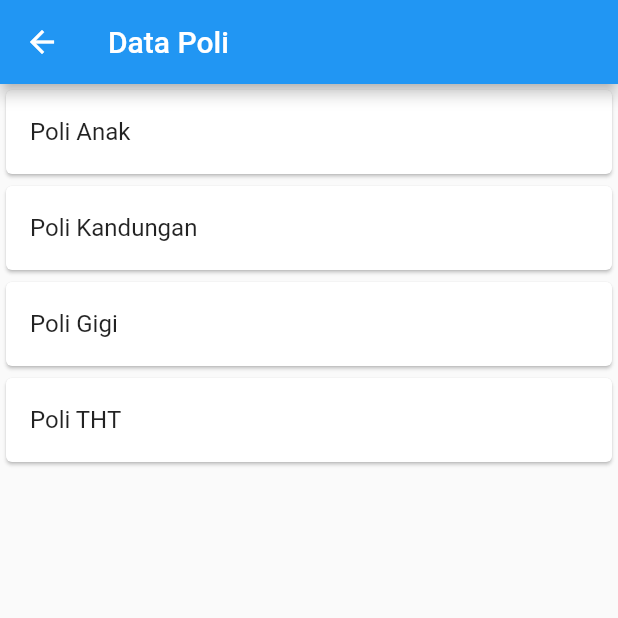
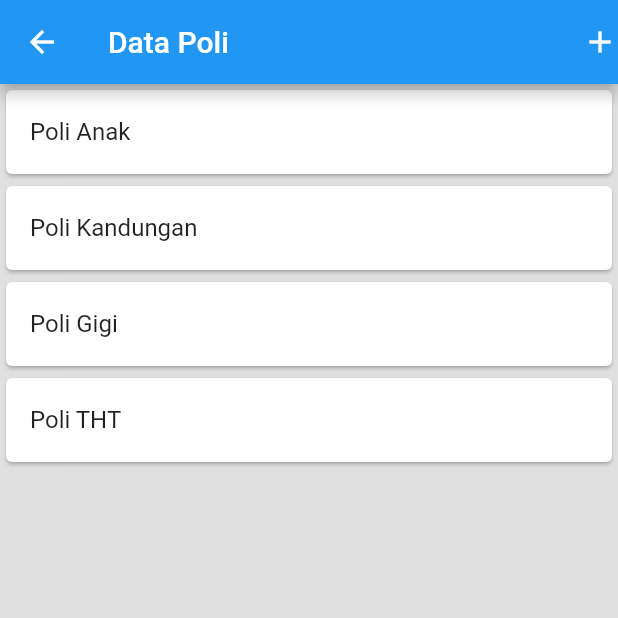
Before and after one commit to alfimonth/mobile-app-klinik, a Flutter app: the PoliPage screen opened directly, on a phone screen of 412 x 824 dp, the top half of it. Run offline on Flutter 3.47's test engine with Material 2 defaults, Android fonts, the phone set to English and light mode, and no system bars.

Commit message:
Memisahkan List Poli menjadi Poli Item

```diff
--- /dev/null
+++ b/lib/ui/poli_item.dart
@@ -0,0 +1,23 @@
+import 'package:flutter/material.dart';
+import '../model/poli.dart';
+import 'poli_detail.dart';
+
+class PoliItem extends StatelessWidget {
+  final Poli poli;
+  const PoliItem({super.key, required this.poli});
+
+  @override
+  Widget build(BuildContext context) {
+    return GestureDetector(
+      child: Card(
+        child: ListTile(
+          title: Text("${poli.namaPoli}"),
+        ),
+      ),
+      onTap: () {
+        Navigator.push(context,
+            MaterialPageRoute(builder: (context) => PoliDetail(poli: poli)));
+      },
+    );
+  }
+}
--- a/lib/ui/poli_page.dart
+++ b/lib/ui/poli_page.dart
@@ -1,50 +1,40 @@
 import 'package:flutter/material.dart';
 import '../model/poli.dart';
 import 'poli_detail.dart';
+import 'poli_item.dart';
+import 'poli_form.dart';
 
 class PoliPage extends StatefulWidget {
   const PoliPage({super.key});
-
   @override
   State<PoliPage> createState() => _PoliPageState();
 }
 
-class _PoliPageState extends State<PoliPage>{
+class _PoliPageState extends State<PoliPage> {
   @override
-  Widget build(BuildContext context){
+  Widget build(BuildContext context) {
     return Scaffold(
-      appBar: AppBar(title: const Text("Data Poli")),
+      backgroundColor: Colors.black12,
+      appBar: AppBar(
+        title: const Text("Data Poli"),
+        actions: [
+          GestureDetector(
+            child: const Icon(Icons.add),
+            onTap: () {
+              Navigator.push(context,
+                  MaterialPageRoute(builder: (context) => const PoliForm()));
+            },
+          )
+        ],
+      ),
       body: ListView(
         children: [
-        GestureDetector(
-            child: Card(
-              child: ListTile(
-                title: const Text("Poli Anak"),
-              ),
-            ),
-            onTap: (){
-              Poli poliAnak = new Poli(namaPoli: "Poli Anak");
-              Navigator.push(context, MaterialPageRoute(builder: (context) => PoliDetail(poli: poliAnak)));
-            },
-          ),
-          Card(
-            child: ListTile(
-              title: const Text("Poli Kandungan"),
-            ),
-          ),
-          Card(
-            child: ListTile(
-              title: const Text("Poli Gigi"),
-            ),
-          ),
-          Card(
-            child: ListTile(
-              title: const Text("Poli THT"),
-            ),
-          ),
+          PoliItem(poli: Poli(namaPoli: "Poli Anak")),
+          PoliItem(poli: Poli(namaPoli: "Poli Kandungan")),
+          PoliItem(poli: Poli(namaPoli: "Poli Gigi")),
+          PoliItem(poli: Poli(namaPoli: "Poli THT")),
         ],
       ),
     );
   }
-
 }
```
